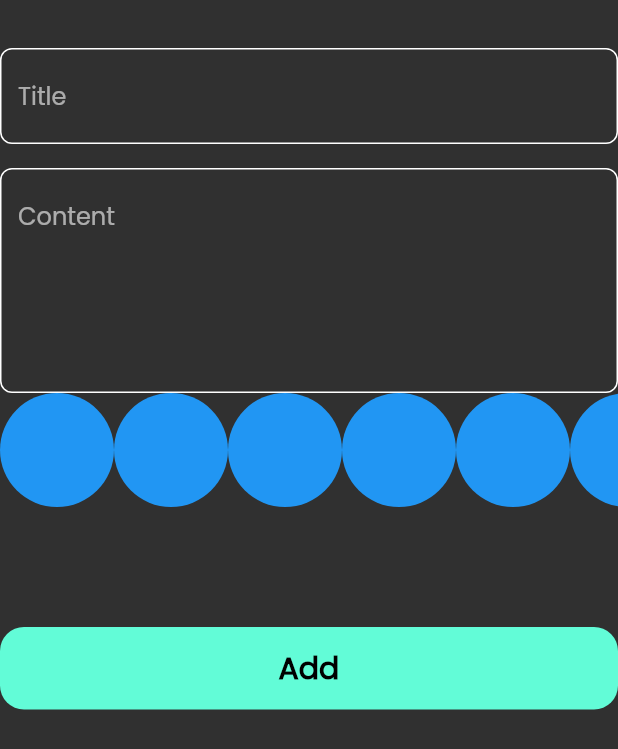
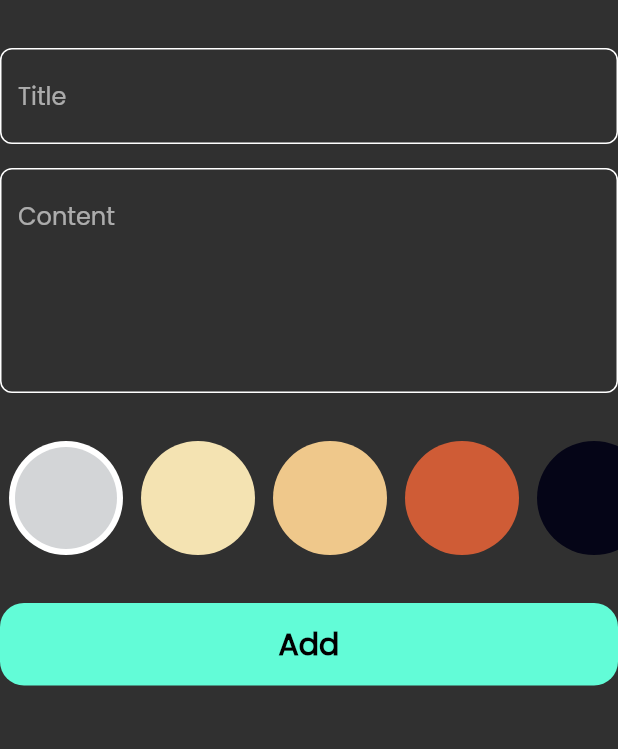
Before and after one commit to HossamBassem/notes_app, a Flutter app: the AddNoteForm widget shown alone on an empty page, opened directly, on a phone screen of 412 x 824 dp. Shown: the top 749 px of the screen. Run offline on Flutter 3.47's test engine with Material 2 defaults, Android fonts, the phone set to English and light mode, and no system bars; our stand-ins replace bloc, flutter_bloc, font_awesome_flutter, hive, hive_flutter, modal_progress_hud_nsn; accounts and stored records are empty.

Commit message:
colors list view

```diff
--- a/lib/views/widgets/add_note_form.dart
+++ b/lib/views/widgets/add_note_form.dart
@@ -45,8 +45,9 @@ class _AddNoteFormState extends State<AddNoteForm> {
             hint: "Content",
             maxLines: 5,
           ),
+          const SizedBox(height: 32),
           ColorsListView(),
-          const SizedBox(height: 80),
+          const SizedBox(height: 32),
           BlocBuilder<AddNoteCubit, AddNoteState>(
             builder: (context, state) {
               return CustomButton(
--- a/lib/views/widgets/colors_listview.dart
+++ b/lib/views/widgets/colors_listview.dart
@@ -1,29 +1,64 @@
 import 'package:flutter/material.dart';
 
 class ColorItem extends StatelessWidget {
-  const ColorItem({super.key});
-
+  const ColorItem({super.key, required this.isActive, required this.color});
+  final bool isActive;
+  final Color color;
   @override
   Widget build(BuildContext context) {
-    return const CircleAvatar(
-      radius: 38,
-      backgroundColor: Colors.blue,
-    );
+    return isActive
+        ? CircleAvatar(
+            radius: 38,
+            backgroundColor: Colors.white,
+            child: CircleAvatar(
+              radius: 34,
+              backgroundColor: color,
+            ),
+          )
+        : CircleAvatar(
+            radius: 38,
+            backgroundColor: color,
+          );
   }
 }
 
-class ColorsListView extends StatelessWidget {
+class ColorsListView extends StatefulWidget {
   const ColorsListView({super.key});
 
+  @override
+  State<ColorsListView> createState() => _ColorsListViewState();
+}
+
+class _ColorsListViewState extends State<ColorsListView> {
+  int currentIndex = 0;
+  List<Color> colors = const [
+    Color(0xffD3D5D7),
+    Color(0xffF4E3B2),
+    Color(0xffEFC88B),
+    Color(0xffCF5C36),
+    Color(0xff050517),
+  ];
   @override
   Widget build(BuildContext context) {
     return SizedBox(
       height: 38 * 2,
       child: ListView.builder(
-        itemCount: 10,
+        itemCount: colors.length,
         scrollDirection: Axis.horizontal,
         itemBuilder: (context, index) {
-          return const ColorItem();
+          return Padding(
+            padding: const EdgeInsets.symmetric(horizontal: 6),
+            child: GestureDetector(
+              onTap: () {
+                currentIndex = index;
+                setState(() {});
+              },
+              child: ColorItem(
+                color: colors[index],
+                isActive: currentIndex == index,
+              ),
+            ),
+          );
         },
       ),
     );
```
